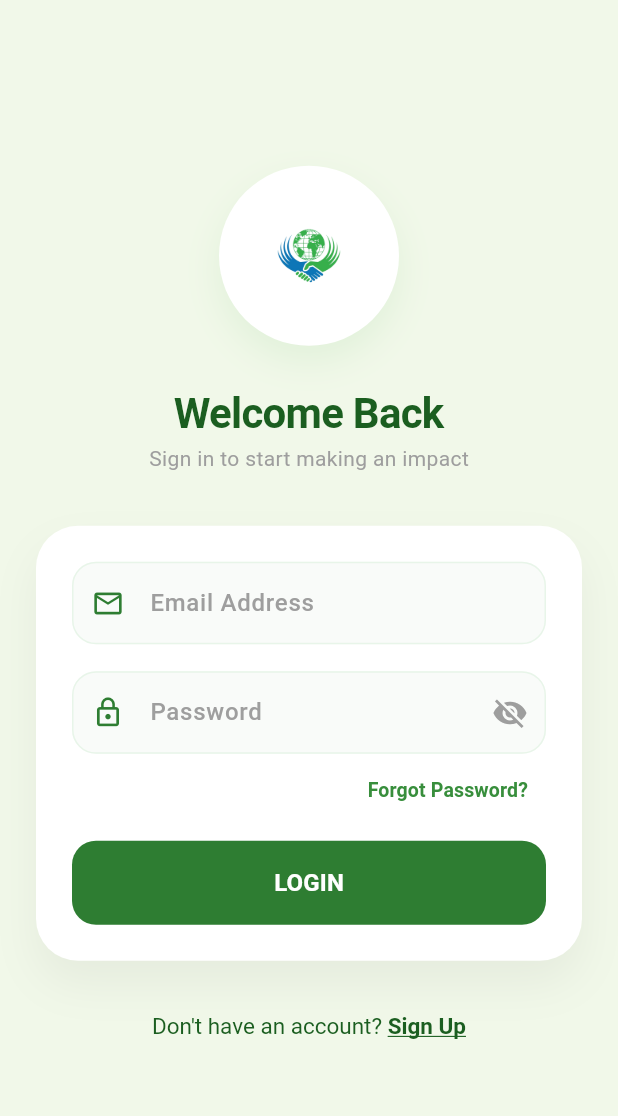
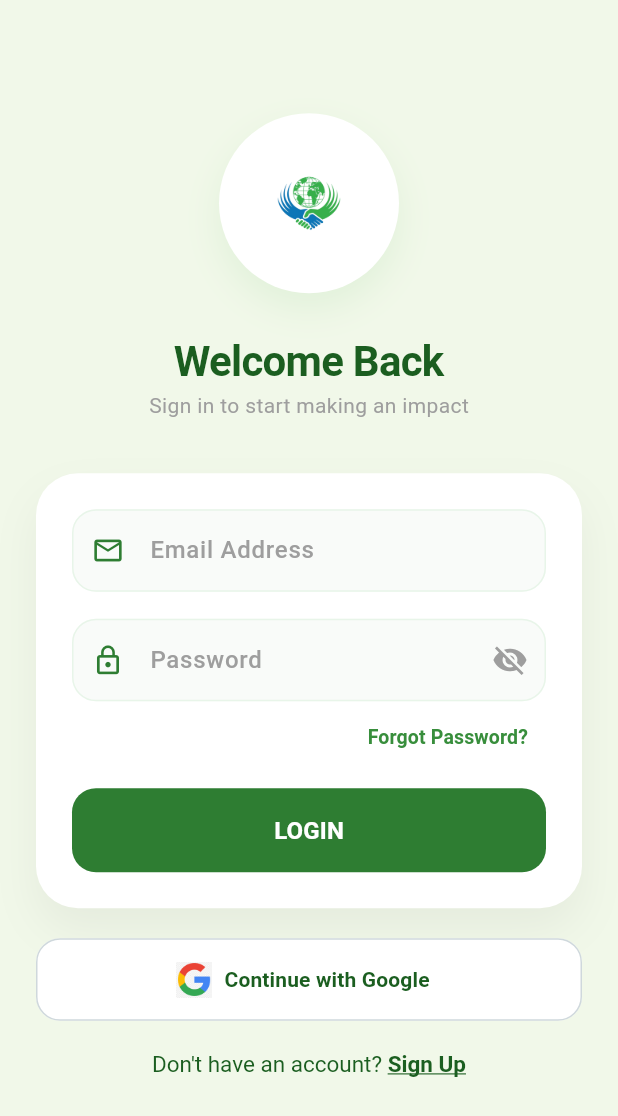
Before and after one commit to chand1704/NGO-Flutter-Project, a Flutter app: the screen it shows after launch, on a phone screen of 412 x 824 dp. Shown: the top 1116 px of the screen. Run offline on Flutter 3.47's test engine with Material 3 defaults, Android fonts, the phone set to English and light mode, and no system bars; our stand-ins replace cloud_firestore, firebase_auth, firebase_core, fl_chart, get, google_sign_in and 5 more; missing offline and left inert: flutter_paypal_payment; accounts and stored records are empty.

Commit message:
NGO-Flutter-Project

```diff
--- a/lib/Sign_In_Page.dart
+++ b/lib/Sign_In_Page.dart
@@ -162,7 +162,9 @@ class SignInPage extends StatelessWidget {
                     ),
                   ),
                 ),
-                const SizedBox(height: 35),
+                const SizedBox(height: 20),
+                _buildGoogleButton(),
+                const SizedBox(height: 20),
                 // 3. SIGN UP LINK - DARK CONTRAST
                 RichText(
                   text: TextSpan(
@@ -184,10 +186,42 @@ class SignInPage extends StatelessWidget {
                     ],
                   ),
                 ),
-                const SizedBox(height: 20),
+                const SizedBox(height: 30),
               ],
             ),
           ),
+        ),
+      ),
+    );
+  }
+
+  Widget _buildGoogleButton() {
+    return SizedBox(
+      width: double.infinity,
+      height: 55,
+      child: OutlinedButton.icon(
+        onPressed: () {
+          Get.snackbar(
+            "Coming Soon",
+            "Google Sign-In functionality will be implemented soon!",
+            snackPosition: SnackPosition.BOTTOM,
+            backgroundColor: Colors.white70,
+          );
+        },
+        icon: Image.asset("assets/images/google.png", height: 24),
+        label: const Text(
+          "Continue with Google",
+          style: TextStyle(
+            color: Color(0xFF1B5E20),
+            fontWeight: FontWeight.w600,
+          ),
+        ),
+        style: OutlinedButton.styleFrom(
+          side: const BorderSide(color: Color(0xFFCFD8DC)),
+          shape: RoundedRectangleBorder(
+            borderRadius: BorderRadius.circular(16),
+          ),
+          backgroundColor: Colors.white,
         ),
       ),
     );
```
Also changed, not shown: lib/Sign_Up_Page.dart (+8 -1 lines).
